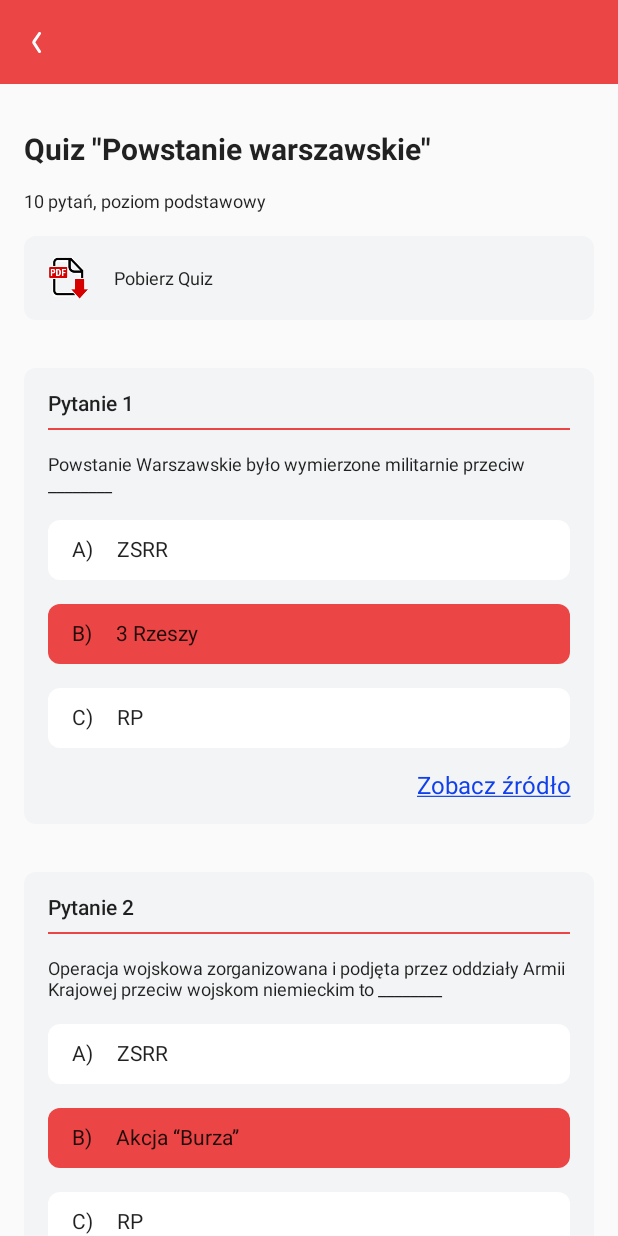
After one commit to czyzmichal/IPNQuiz, an Android app built with Jetpack Compose: the QuizPreviewScreen screen opened through its navigation route, on a phone screen of 412 x 824 dp. The commit adds this screen. Run offline under Robolectric (Android 15) with nearby library versions, the phone set to English and light mode, and no system bars.

Commit message:
Created the QuizPreviewScreen that displays the generated quiz after the setup

```diff
--- a/android/IPNQuizMaker/app/src/main/java/com/example/ipnquizmaker/presentation/MainActivity.kt
+++ b/android/IPNQuizMaker/app/src/main/java/com/example/ipnquizmaker/presentation/MainActivity.kt
@@ -1,7 +1,6 @@
 package com.example.ipnquizmaker.presentation
 
 import android.os.Bundle
-import android.util.Log
 import androidx.activity.ComponentActivity
 import androidx.activity.compose.setContent
 import androidx.compose.animation.ExperimentalAnimationApi
@@ -10,6 +9,7 @@ import androidx.navigation.compose.composable
 import androidx.navigation.compose.rememberNavController
 import com.example.ipnquizmaker.presentation.screens.home.HomeScreen
 import com.example.ipnquizmaker.presentation.screens.quiz_generation.QuizGenerationScreen
+import com.example.ipnquizmaker.presentation.screens.quiz_preview.QuizPreviewScreen
 import com.example.ipnquizmaker.presentation.screens.quiz_suggestions.QuizSuggestionsScreen
 import com.example.ipnquizmaker.presentation.ui.theme.IPNQuizMakerTheme
 import org.json.JSONArray
@@ -39,6 +39,10 @@ class MainActivity : ComponentActivity() {
                     composable(route = Screen.QuizSuggestionsScreen.route) {
                         QuizSuggestionsScreen(navController = navController)
                     }
+
+                    composable(route = Screen.QuizPreviewScreen.route) {
+                        QuizPreviewScreen(navController = navController)
+                    }
                 }
             }
         }
--- a/android/IPNQuizMaker/app/src/main/java/com/example/ipnquizmaker/presentation/Screen.kt
+++ b/android/IPNQuizMaker/app/src/main/java/com/example/ipnquizmaker/presentation/Screen.kt
@@ -4,4 +4,5 @@ sealed class Screen(val route: String) {
     object HomeScreen : Screen("home_screen")
     object QuizGenerationScreen : Screen("quiz_generation_screen")
     object QuizSuggestionsScreen : Screen("quiz_suggestions_screen")
+    object QuizPreviewScreen : Screen("quiz_preview_screen")
 }
--- a/android/IPNQuizMaker/app/src/main/java/com/example/ipnquizmaker/presentation/screens/home/HomeScreen.kt
+++ b/android/IPNQuizMaker/app/src/main/java/com/example/ipnquizmaker/presentation/screens/home/HomeScreen.kt
@@ -153,13 +153,11 @@ fun QuizCard(modifier: Modifier = Modifier) {
                 .padding(horizontal = 16.dp)
         )
 
-        IconButton(onClick = {}) {
-            Image(
-                painter = painterResource(id = R.drawable.ic_download_pdf),
-                contentDescription = "",
-                modifier = Modifier.size(size = 28.dp)
-            )
-        }
+        Image(
+            painter = painterResource(id = R.drawable.ic_download_pdf),
+            contentDescription = "",
+            modifier = Modifier.size(size = 28.dp)
+        )
 
         Spacer(modifier = Modifier.width(16.dp))
     }
--- /dev/null
+++ b/android/IPNQuizMaker/app/src/main/java/com/example/ipnquizmaker/presentation/screens/quiz_preview/QuizPreviewScreen.kt
@@ -0,0 +1,284 @@
+package com.example.ipnquizmaker.presentation.screens.quiz_preview
+
+import android.content.Intent
+import android.net.Uri
+import androidx.compose.foundation.*
+import androidx.compose.foundation.layout.*
+import androidx.compose.foundation.shape.RoundedCornerShape
+import androidx.compose.material.IconButton
+import androidx.compose.material.Text
+import androidx.compose.runtime.Composable
+import androidx.compose.ui.Alignment
+import androidx.compose.ui.Modifier
+import androidx.compose.ui.graphics.Color
+import androidx.compose.ui.graphics.graphicsLayer
+import androidx.compose.ui.platform.LocalContext
+import androidx.compose.ui.res.painterResource
+import androidx.compose.ui.text.font.FontWeight
+import androidx.compose.ui.text.style.TextAlign
+import androidx.compose.ui.text.style.TextDecoration
+import androidx.compose.ui.unit.dp
+import androidx.compose.ui.unit.sp
+import androidx.navigation.NavHostController
+import com.example.ipnquizmaker.R
+
+@Composable
+fun QuizPreviewScreen(navController: NavHostController) {
+    Column(
+        verticalArrangement = Arrangement.Top,
+        modifier = Modifier
+            .fillMaxSize()
+            .verticalScroll(state = rememberScrollState())
+    ) {
+        Row(
+            horizontalArrangement = Arrangement.SpaceBetween,
+            verticalAlignment = Alignment.CenterVertically,
+            modifier = Modifier
+                .fillMaxWidth()
+                .height(56.dp)
+                .background(color = Color(0xFFEC4545))
+        ) {
+            IconButton(onClick = {
+                navController.popBackStack()
+            }) {
+                Image(
+                    painter = painterResource(id = R.drawable.ic_forward_arrow),
+                    contentDescription = "",
+                    modifier = Modifier
+                        .padding(horizontal = 16.dp)
+                        .graphicsLayer { rotationZ = 180f }
+                )
+            }
+        }
+
+        Text(
+            text = "Quiz \"Powstanie warszawskie\"",
+            fontSize = 20.sp,
+            modifier = Modifier.padding(top = 32.dp, bottom = 16.dp, start = 16.dp, end = 16.dp),
+            fontWeight = FontWeight.Bold
+        )
+
+        Text(
+            text = "10 pytań, poziom podstawowy",
+            fontSize = 12.sp,
+            modifier = Modifier.padding(horizontal = 16.dp)
+        )
+
+        Row(
+            horizontalArrangement = Arrangement.Start,
+            verticalAlignment = Alignment.CenterVertically,
+            modifier = Modifier
+                .padding(horizontal = 16.dp, vertical = 16.dp)
+                .height(56.dp)
+                .background(
+                    shape = RoundedCornerShape(8.dp),
+                    color = Color(0xFFF3F4F5)
+                )
+                .clickable {
+                    // TODO: download PDF
+                }
+        ) {
+            Spacer(modifier = Modifier.width(16.dp))
+
+            Image(
+                painter = painterResource(id = R.drawable.ic_download_pdf),
+                contentDescription = "",
+                modifier = Modifier.size(size = 28.dp)
+            )
+
+            Text(
+                text = "Pobierz Quiz",
+                fontSize = 12.sp,
+                modifier = Modifier
+                    .weight(1f)
+                    .padding(horizontal = 16.dp)
+            )
+        }
+
+        listOf(
+            Question(
+                question = "Powstanie Warszawskie było wymierzone militarnie przeciw ________",
+                answersMap = mapOf(
+                    "A)" to "ZSRR",
+                    "B)" to "3 Rzeszy",
+                    "C)" to "RP",
+                ),
+                correctAnswer = "B)",
+                source = "https://www.google.pl"
+            ),
+            Question(
+                question = "Operacja wojskowa zorganizowana i podjęta przez oddziały Armii Krajowej przeciw wojskom niemieckim to ________",
+                answersMap = mapOf(
+                    "A)" to "ZSRR",
+                    "B)" to "Akcja “Burza”",
+                    "C)" to "RP",
+                ),
+                correctAnswer = "B)",
+                source = "https://www.google.pl"
+            )
+        ).forEachIndexed { index, question ->
+            QuizQuestionCard(
+                questionNumber = index + 1,
+                question = question.question,
+                answersMap = question.answersMap,
+                correctAnswer = question.correctAnswer,
+                source = question.source,
+                modifier = Modifier.padding(all = 16.dp)
+            )
+        }
+    }
+}
+
+@Composable
+fun QuizQuestionCard(
+    questionNumber: Int,
+    question: String,
+    answersMap: Map<String, String>,
+    correctAnswer: String,
+    source: String,
+    modifier: Modifier = Modifier
+) {
+    Column(
+        horizontalAlignment = Alignment.Start,
+        modifier = modifier
+            .background(
+                shape = RoundedCornerShape(8.dp),
+                color = Color(0xFFF3F4F5)
+            )
+    ) {
+        Text(
+            text = "Pytanie $questionNumber",
+            fontSize = 14.sp,
+            fontWeight = FontWeight.SemiBold,
+            modifier = Modifier.padding(top = 16.dp, bottom = 8.dp, start = 16.dp, end = 16.dp)
+        )
+
+        Spacer(
+            modifier = Modifier
+                .height(1.dp)
+                .padding(horizontal = 16.dp)
+                .background(color = Color(0xFFEC4545))
+                .fillMaxWidth()
+        )
+
+        Text(
+            text = question,
+            fontSize = 12.sp,
+            modifier = Modifier.padding(all = 16.dp)
+        )
+
+        Row(
+            verticalAlignment = Alignment.CenterVertically,
+            horizontalArrangement = Arrangement.Start,
+            modifier = Modifier
+                .fillMaxWidth()
+                .height(56.dp)
+                .padding(
+                    start = 16.dp,
+                    end = 16.dp,
+                    bottom = 16.dp
+                )
+                .background(
+                    shape = RoundedCornerShape(8.dp),
+                    color = Color(if (correctAnswer == "A)") 0xFFEC4545 else 0xFFFFFFFF)
+                )
+        ) {
+            Text(
+                text = "A)",
+                fontSize = 14.sp,
+                modifier = Modifier.padding(start = 16.dp)
+            )
+
+            Text(
+                text = answersMap["A)"]!!,
+                fontSize = 14.sp,
+                modifier = Modifier.padding(start = 16.dp)
+            )
+        }
+
+        Row(
+            verticalAlignment = Alignment.CenterVertically,
+            horizontalArrangement = Arrangement.Start,
+            modifier = Modifier
+                .fillMaxWidth()
+                .height(56.dp)
+                .padding(
+                    start = 16.dp,
+                    end = 16.dp,
+                    bottom = 16.dp
+                )
+                .background(
+                    shape = RoundedCornerShape(8.dp),
+                    color = Color(if (correctAnswer == "B)") 0xFFEC4545 else 0xFFFFFFFF)
+                )
+        ) {
+            Text(
+                text = "B)",
+                fontSize = 14.sp,
+                modifier = Modifier.padding(start = 16.dp)
+            )
+
+            Text(
+                text = answersMap["B)"]!!,
+                fontSize = 14.sp,
+                modifier = Modifier.padding(start = 16.dp)
+            )
+        }
+
+        Row(
+            verticalAlignment = Alignment.CenterVertically,
+            horizontalArrangement = Arrangement.Start,
+            modifier = Modifier
+                .fillMaxWidth()
+                .height(56.dp)
+                .padding(
+                    start = 16.dp,
+                    end = 16.dp,
+                    bottom = 16.dp
+                )
+                .background(
+                    shape = RoundedCornerShape(8.dp),
+                    color = Color(if (correctAnswer == "C)") 0xFFEC4545 else 0xFFFFFFFF)
+                )
+        ) {
+            Text(
+                text = "C)",
+                fontSize = 14.sp,
+                modifier = Modifier.padding(start = 16.dp)
+            )
+
+            Text(
+                text = answersMap["C)"]!!,
+                fontSize = 14.sp,
+                modifier = Modifier.padding(start = 16.dp)
+            )
+        }
+
+        val context = LocalContext.current
+
+        Text(
+            text = "Zobacz źródło",
+            color = Color(0xFF1040EC),
+            textDecoration = TextDecoration.Underline,
+            textAlign = TextAlign.End,
+            modifier = Modifier
+                .padding(start = 16.dp, end = 16.dp, bottom = 16.dp)
+                .fillMaxWidth()
+                .clickable {
+                    context.startActivity(
+                        Intent(
+                            Intent.ACTION_VIEW,
+                            Uri.parse(source)
+                        )
+                    )
+                }
+        )
+    }
+}
+
+data class Question(
+    val question: String,
+    val answersMap: Map<String, String>,
+    val correctAnswer: String,
+    val source: String,
+)
--- a/android/IPNQuizMaker/app/src/main/java/com/example/ipnquizmaker/presentation/screens/quiz_suggestions/QuizSuggestionsScreen.kt
+++ b/android/IPNQuizMaker/app/src/main/java/com/example/ipnquizmaker/presentation/screens/quiz_suggestions/QuizSuggestionsScreen.kt
@@ -1,6 +1,7 @@
 package com.example.ipnquizmaker.presentation.screens.quiz_suggestions
 
 import androidx.compose.animation.AnimatedContent
+import androidx.compose.animation.AnimatedVisibility
 import androidx.compose.animation.ExperimentalAnimationApi
 import androidx.compose.foundation.Image
 import androidx.compose.foundation.background
@@ -20,6 +21,7 @@ import androidx.compose.ui.unit.dp
 import androidx.compose.ui.unit.sp
 import androidx.navigation.NavController
 import com.example.ipnquizmaker.R
+import com.example.ipnquizmaker.presentation.Screen
 
 @ExperimentalAnimationApi
 @Composable
@@ -62,13 +64,13 @@ fun QuizSuggestionsScreen(
         )
 
         AnimatedContent(
-            targetState = state.isEmpty(),
+            targetState = state.isNotEmpty(),
             modifier = Modifier
                 .fillMaxWidth()
                 .padding(horizontal = 16.dp)
                 .weight(1f)
         ) { targetState ->
-            if (!targetState) {
+            if (targetState) {
                 LazyColumn(verticalArrangement = Arrangement.Top) {
                     items(state) { phrase ->
                         PhraseCard(
@@ -84,17 +86,27 @@ fun QuizSuggestionsScreen(
                 ) {
                     CircularProgressIndicator(color = Color(0xFFEC4545))
 
-                    Text(text = "Odpalanie maszyny...")
+                    Text(
+                        text = "Odpalanie maszyny...",
+                        modifier = Modifier.padding(top = 16.dp)
+                    )
                 }
             }
         }
 
+        AnimatedVisibility(visible = state.isNotEmpty()) {
             Column(
                 verticalArrangement = Arrangement.Bottom,
                 modifier = Modifier.padding(16.dp)
             ) {
                 Button(
-                onClick = { },
+                    onClick = {
+                        navController.navigate(Screen.QuizPreviewScreen.route) {
+                            popUpTo(Screen.QuizGenerationScreen.route) {
+                                inclusive = true
+                            }
+                        }
+                    },
                     colors = ButtonDefaults.buttonColors(backgroundColor = Color(0xFFEC4545)),
                     modifier = Modifier
                         .fillMaxWidth()
@@ -105,6 +117,7 @@ fun QuizSuggestionsScreen(
                         color = Color.White,
                         fontSize = 16.sp
                     )
+                }
             }
         }
     }
--- a/android/IPNQuizMaker/app/src/main/res/values/colors.xml
+++ b/android/IPNQuizMaker/app/src/main/res/values/colors.xml
@@ -1,10 +1,10 @@
 <?xml version="1.0" encoding="utf-8"?>
 <resources>
-    <color name="purple_200">#FFBB86FC</color>
-    <color name="purple_500">#FF6200EE</color>
-    <color name="purple_700">#FF3700B3</color>
-    <color name="teal_200">#FF03DAC5</color>
-    <color name="teal_700">#FF018786</color>
+    <color name="purple_200">#FFEC4545</color>
+    <color name="purple_500">#FFEC4545</color>
+    <color name="purple_700">#FFEC4545</color>
+    <color name="teal_200">#FFEC4545</color>
+    <color name="teal_700">#FFEC4545</color>
     <color name="black">#FF000000</color>
     <color name="white">#FFFFFFFF</color>
 </resources>
```
Lines whose indentation alone changed are shown as unchanged.
